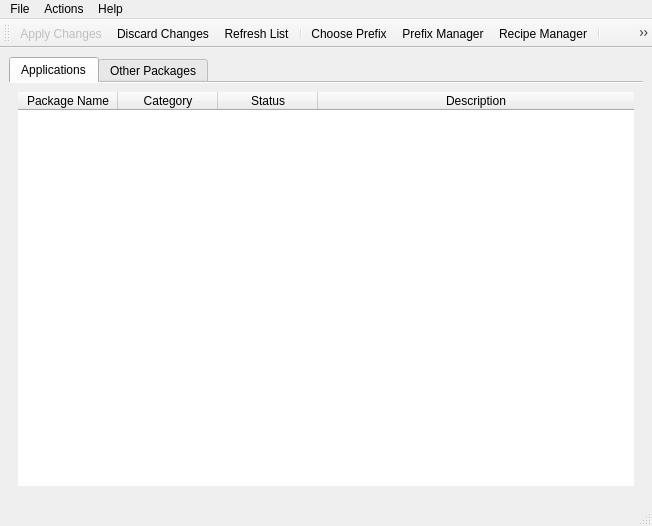
NinjaComics/pybombs-qtgui, file designer/pybombs_main.ui: the form before one commit.
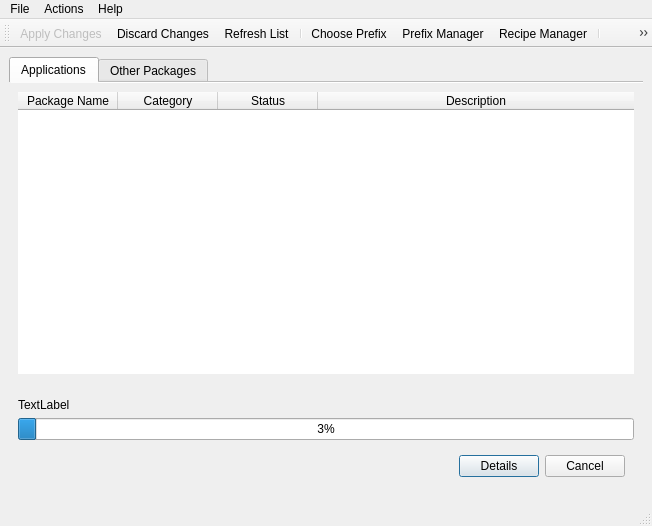
The form after the commit.

What changed in the file:
```diff
--- a/designer/pybombs_main.ui
+++ b/designer/pybombs_main.ui
@@ -243,6 +243,52 @@
       </widget>
      </widget>
     </item>
+    <item>
+     <widget class="QWidget" name="widget_3" native="true">
+      <property name="enabled">
+       <bool>true</bool>
+      </property>
+      <layout class="QVBoxLayout" name="verticalLayout_5">
+       <item>
+        <widget class="QLabel" name="label_3">
+         <property name="text">
+          <string>TextLabel</string>
+         </property>
+        </widget>
+       </item>
+       <item>
+        <widget class="QProgressBar" name="progressBar">
+         <property name="value">
+          <number>3</number>
+         </property>
+        </widget>
+       </item>
+       <item alignment="Qt::AlignRight|Qt::AlignVCenter">
+        <widget class="QWidget" name="widget_4" native="true">
+         <layout class="QFormLayout" name="formLayout">
+          <item row="0" column="0">
+           <widget class="QPushButton" name="pushButton_2">
+            <property name="text">
+             <string>Details</string>
+            </property>
+            <property name="default">
+             <bool>true</bool>
+            </property>
+           </widget>
+          </item>
+          <item row="0" column="1">
+           <widget class="QPushButton" name="pushButton_3">
+            <property name="text">
+             <string>Cancel</string>
+            </property>
+           </widget>
+          </item>
+         </layout>
+        </widget>
+       </item>
+      </layout>
+     </widget>
+    </item>
    </layout>
   </widget>
   <widget class="QMenuBar" name="menubar">
```
